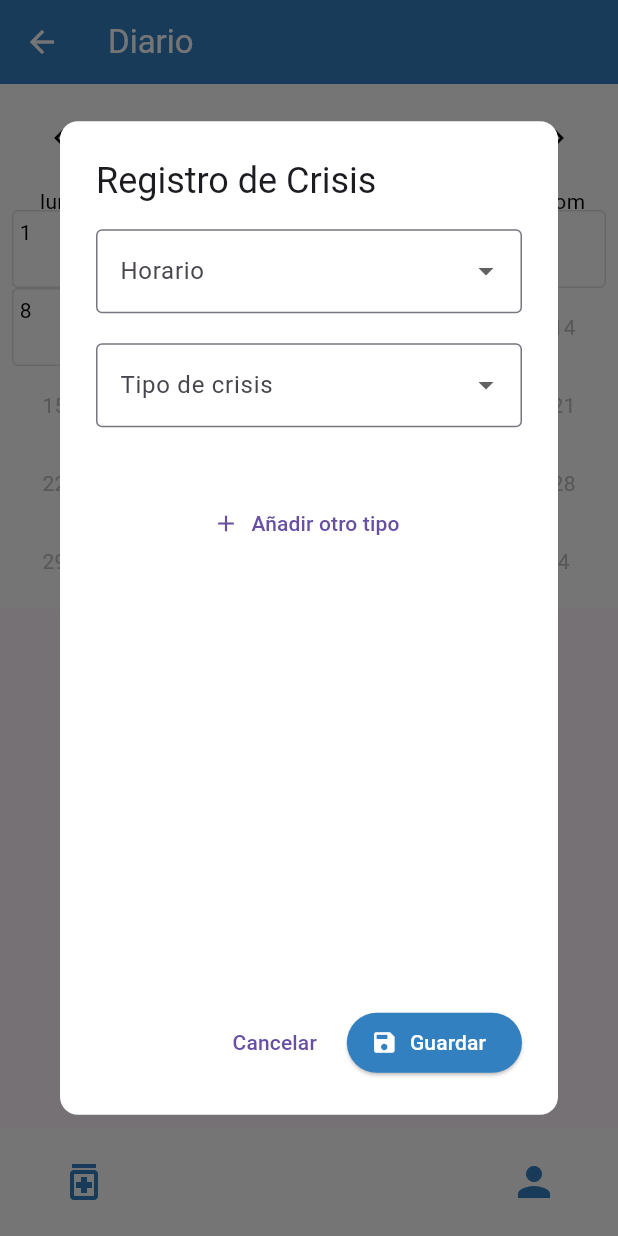
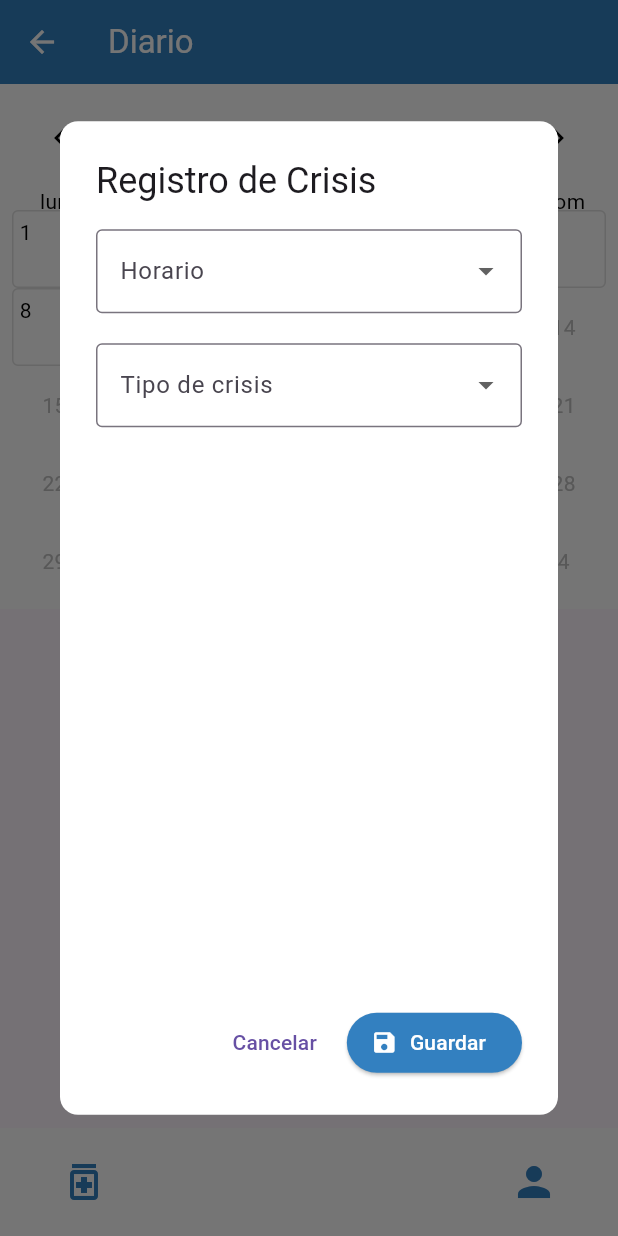
Before and after one commit to juanmarcos99/app, a Flutter app: the DiaryPage screen opened by its route, after a tap on "Añadir crisis", on a phone screen of 412 x 824 dp. Run offline on Flutter 3.47's test engine with Material 3 defaults, Android fonts, the phone set to English and light mode, and no system bars; drawn by our look-alikes of table_calendar; our stand-ins replace equatable, flutter_bloc, get_it, sqflite; accounts and stored records are empty.

Commit message:
se  esta haciendo el añadir crisis

```diff
--- a/lib/features/diary/data/diary_data.dart
+++ b/lib/features/diary/data/diary_data.dart
@@ -2,4 +2,4 @@ export 'models/crisis_model.dart';
 export 'models/crisis_detalle_model.dart';
 export 'datasources/crisis_local_data_source.dart';
 export 'datasources/crisis_detalle_local_data_source.dart';
-export 'repositories_impl/diary_repositories_impl.dart';
+export 'repositories_impl/crisis_repositories_impl.dart';
--- a/lib/features/diary/domain/diary_domain.dart
+++ b/lib/features/diary/domain/diary_domain.dart
@@ -2,3 +2,8 @@ export 'entities/crisis.dart';
 export 'entities/crisis_detail.dart';
 export 'repositories/crisis_repository.dart';
 export 'repositories/crisis_detail_repository.dart';
+export 'use_cases/crisis/register_crisis.dart';
+export 'use_cases/crisis/delete_crisis.dart';
+export 'use_cases/crisis/get_all_crisis_by_user.dart';
+export 'use_cases/crisis/get_crisis_by_date.dart';
+export 'use_cases/crisis/update_crisis.dart';
--- /dev/null
+++ b/lib/features/diary/ui/bloc/diary_bloc.dart
@@ -0,0 +1,56 @@
+import 'package:flutter_bloc/flutter_bloc.dart';
+import 'package:app/features/diary/ui/diary_ui.dart';
+import 'package:app/features/diary/domain/diary_domain.dart';
+
+
+class DiaryBloc extends Bloc<DiaryEvent, DiaryState> {
+  final RegisterCrisis registerCrisis;
+  final GetAllCrisisByUser getAllCrisisByUser;
+
+  // atributo interno para mantener el día seleccionado
+  DateTime selectedDay = DateTime.now();
+
+  DiaryBloc({
+    required this.registerCrisis,
+    required this.getAllCrisisByUser,
+  }) : super(DiaryInitial()) {
+    on<LoadCrisisEvent>(_onLoadCrisis);
+    on<AddCrisisEvent>(_onAddCrisis);
+    on<SelectDayEvent>(_onSelectDay);
+  }
+
+  Future<void> _onLoadCrisis(
+      LoadCrisisEvent event, Emitter<DiaryState> emit) async {
+    emit(DiaryLoading());
+    try {
+      final crises = await getAllCrisisByUser(event.userId);
+      emit(DiaryLoaded(crises: crises, selectedDay: selectedDay));
+    } catch (e) {
+      emit(DiaryError("Error cargando crisis: $e"));
+    }
+  }
+
+  Future<void> _onAddCrisis(
+      AddCrisisEvent event, Emitter<DiaryState> emit) async {
+    if (state is DiaryLoaded) {
+      try {
+        await registerCrisis(event.crisis); // guardar en BD
+        final current = state as DiaryLoaded;
+        final updated = List<Crisis>.from(current.crises)..add(event.crisis);
+
+        // usamos el atributo selectedDay
+        emit(DiaryLoaded(crises: updated, selectedDay: selectedDay));
+      } catch (e) {
+        emit(DiaryError("Error registrando crisis: $e"));
+      }
+    }
+  }
+
+  void _onSelectDay(SelectDayEvent event, Emitter<DiaryState> emit) {
+    selectedDay = event.day; // actualizamos el atributo
+    if (state is DiaryLoaded) {
+      final current = state as DiaryLoaded;
+      emit(DiaryLoaded(crises: current.crises, selectedDay: selectedDay));
+    }
+  }
+}
--- /dev/null
+++ b/lib/features/diary/ui/bloc/diary_events.dart
@@ -0,0 +1,34 @@
+import 'package:equatable/equatable.dart';
+import '../../domain/entities/crisis.dart';
+
+abstract class DiaryEvent extends Equatable {
+  @override
+  List<Object?> get props => [];
+}
+
+// cargar todas las crisis de un usuario
+class LoadCrisisEvent extends DiaryEvent {
+  final int userId;
+  LoadCrisisEvent(this.userId);
+
+  @override
+  List<Object?> get props => [userId];
+}
+
+// añadir una crisis nueva
+class AddCrisisEvent extends DiaryEvent {
+  final Crisis crisis;
+  AddCrisisEvent(this.crisis);
+
+  @override
+  List<Object?> get props => [crisis];
+}
+
+// seleccionar un día en el calendario
+class SelectDayEvent extends DiaryEvent {
+  final DateTime day;
+  SelectDayEvent(this.day);
+
+  @override
+  List<Object?> get props => [day];
+}
--- /dev/null
+++ b/lib/features/diary/ui/bloc/diary_states.dart
@@ -0,0 +1,29 @@
+import 'package:equatable/equatable.dart';
+import '../../domain/entities/crisis.dart';
+
+abstract class DiaryState extends Equatable {
+  @override
+  List<Object?> get props => [];
+}
+
+class DiaryInitial extends DiaryState {}
+
+class DiaryLoading extends DiaryState {}
+
+class DiaryLoaded extends DiaryState {
+  final List<Crisis> crises;
+  final DateTime selectedDay;
+
+  DiaryLoaded({required this.crises, required this.selectedDay});
+
+  @override
+  List<Object?> get props => [crises, selectedDay];
+}
+
+class DiaryError extends DiaryState {
+  final String message;
+  DiaryError(this.message);
+
+  @override
+  List<Object?> get props => [message];
+}
--- a/lib/features/diary/ui/diary_ui.dart
+++ b/lib/features/diary/ui/diary_ui.dart
@@ -3,3 +3,6 @@ export 'pages/dairy/widgets/table_calendar.dart';
 export 'pages/dairy/widgets/custom_actionb_button.dart';
 export 'pages/dairy/widgets/register_crisis_dialog.dart';
 export 'pages/dairy/widgets/register_efect_dialog.dart';
+export 'bloc/diary_bloc.dart';
+export 'bloc/diary_events.dart';
+export 'bloc/diary_states.dart';
--- a/lib/features/diary/ui/pages/dairy/dairy_screen.dart
+++ b/lib/features/diary/ui/pages/dairy/dairy_screen.dart
@@ -1,7 +1,8 @@
-import 'package:app/features/diary/ui/pages/dairy/widgets/register_crisis_dialog.dart';
 import 'package:flutter/material.dart';
 import 'package:app/features/diary/ui/diary_ui.dart';
+import 'package:app/features/diary/domain/diary_domain.dart';
 import 'package:app/core/theme/style/colors.dart';
+import 'package:flutter_bloc/flutter_bloc.dart';
 
 class DiaryPage extends StatelessWidget {
   const DiaryPage({super.key});
@@ -35,11 +36,28 @@ class DiaryPage extends StatelessWidget {
                     text: "Añadir crisis",
                     icon: Icons.add,
                     backgroundColor: AppColors.primary,
-                    onPressed: () {
-                      showDialog(
+
+                    onPressed: () async {
+                      // 1. Abrir el diálogo y esperar el detalle
+                      // 1. Abrir el diálogo y esperar el detalle
+                      final detalle = await showDialog<CrisisDetalle>(
                         context: context,
                         builder: (context) => const RegisterCrisisDialog(),
                       );
+                      // 2. Si el usuario guardó algo en el diálogo
+                      if (detalle != null) {
+                        final bloc = context.read<DiaryBloc>();
+                        final crisis = Crisis(
+                          id: null,
+                          fechaRegistro: DateTime.now(), // cuándo se registra
+                          fechaCrisis: bloc
+                              .selectedDay, // día que el usuario eligió en el calendario
+                          usuarioId: 1, // usuario actual
+                          detalles: [detalle], // lista con el detalle
+                        );
+                        // 4. Disparar el evento al Bloc
+                        bloc.add(AddCrisisEvent(crisis));
+                      }
                     },
                   ),
                   CustomActionButton(
--- a/lib/features/diary/ui/pages/dairy/widgets/register_crisis_dialog.dart
+++ b/lib/features/diary/ui/pages/dairy/widgets/register_crisis_dialog.dart
@@ -1,5 +1,6 @@
 import 'package:app/core/theme/style/colors.dart';
 import 'package:flutter/material.dart';
+import 'package:app/features/diary/dairy.dart'; // importa tu entidad
 
 class RegisterCrisisDialog extends StatefulWidget {
   const RegisterCrisisDialog({super.key});
@@ -27,15 +28,10 @@ class _RegisterCrisisDialogState extends State<RegisterCrisisDialog> {
   ];
 
   final cantidadController = TextEditingController();
-  final List<Map<String, TextEditingController>> otrosCampos = [];
 
   @override
   void dispose() {
     cantidadController.dispose();
-    for (var campo in otrosCampos) {
-      campo['descripcion']?.dispose();
-      campo['cantidad']?.dispose();
-    }
     super.dispose();
   }
 
@@ -46,17 +42,14 @@ class _RegisterCrisisDialogState extends State<RegisterCrisisDialog> {
       shape: RoundedRectangleBorder(borderRadius: BorderRadius.circular(12)),
       title: const Text("Registro de Crisis"),
       content: SizedBox(
-        width: MediaQuery.of(context).size.width * 0.9, // más ancho
-        height: MediaQuery.of(context).size.height * 0.6, // más alto
+        width: MediaQuery.of(context).size.width * 0.9,
+        height: MediaQuery.of(context).size.height * 0.6,
         child: SingleChildScrollView(
           child: Column(
             children: [
-              // Horario
               DropdownButtonFormField<String>(
                 value: horario,
-                items: horarios.map((h) {
-                  return DropdownMenuItem(value: h, child: Text(h));
-                }).toList(),
+                items: horarios.map((h) => DropdownMenuItem(value: h, child: Text(h))).toList(),
                 onChanged: (value) => setState(() => horario = value),
                 decoration: const InputDecoration(
                   labelText: "Horario",
@@ -65,17 +58,10 @@ class _RegisterCrisisDialogState extends State<RegisterCrisisDialog> {
               ),
               const SizedBox(height: 20),
 
-              // Tipo de crisis (desplegable)
               DropdownButtonFormField<String>(
                 value: tipoSeleccionado,
-                items: tiposCrisis.map((t) {
-                  return DropdownMenuItem(value: t, child: Text(t));
-                }).toList(),
-                onChanged: (value) {
-                  setState(() {
-                    tipoSeleccionado = value;
-                  });
-                },
+                items: tiposCrisis.map((t) => DropdownMenuItem(value: t, child: Text(t))).toList(),
+                onChanged: (value) => setState(() => tipoSeleccionado = value),
                 decoration: const InputDecoration(
                   labelText: "Tipo de crisis",
                   border: OutlineInputBorder(),
@@ -83,7 +69,6 @@ class _RegisterCrisisDialogState extends State<RegisterCrisisDialog> {
               ),
               const SizedBox(height: 20),
 
-              // Campo de cantidad (solo aparece si se eligió un tipo)
               if (tipoSeleccionado != null)
                 TextFormField(
                   controller: cantidadController,
@@ -93,60 +78,6 @@ class _RegisterCrisisDialogState extends State<RegisterCrisisDialog> {
                     border: const OutlineInputBorder(),
                   ),
                 ),
-
-              const SizedBox(height: 20),
-
-              // Campos dinámicos (otros tipos añadidos manualmente)
-              for (var i = 0; i < otrosCampos.length; i++)
-                Padding(
-                  padding: const EdgeInsets.only(bottom: 12.0),
-                  child: Row(
-                    children: [
-                      Expanded(
-                        flex: 2,
-                        child: TextFormField(
-                          controller: otrosCampos[i]['descripcion'],
-                          decoration: const InputDecoration(
-                            labelText: "Descripción",
-                            border: OutlineInputBorder(),
-                          ),
-                        ),
-                      ),
-                      const SizedBox(width: 10),
-                      Expanded(
-                        flex: 1,
-                        child: TextFormField(
-                          controller: otrosCampos[i]['cantidad'],
-                          keyboardType: TextInputType.number,
-                          decoration: const InputDecoration(
-                            labelText: "Cantidad",
-                            border: OutlineInputBorder(),
-                          ),
-                        ),
-                      ),
-                      IconButton(
-                        icon: const Icon(Icons.delete, color: Colors.red),
-                        onPressed: () {
-                          setState(() {
-                            otrosCampos.removeAt(i);
-                          });
-                        },
-                      ),
-                    ],
-                  ),
-                ),
-              TextButton.icon(
-                onPressed: () {
-                  setState(() {
-                    otrosCampos.add({
-                      "descripcion": TextEditingController(),
-                      "cantidad": TextEditingController(),
-                    });
-                  });
-                },
-                icon: const Icon(Icons.add),
-                label: const Text("Añadir otro tipo"),
-              ),
             ],
           ),
         ),
@@ -158,22 +89,29 @@ class _RegisterCrisisDialogState extends State<RegisterCrisisDialog> {
         ),
         ElevatedButton.icon(
           onPressed: () {
-            final horarioSel = horario ?? "";
-            final tipoSel = tipoSeleccionado ?? "";
-            final cantidad = cantidadController.text.trim();
+            // Validar campos
+            if (horario == null || tipoSeleccionado == null || cantidadController.text.isEmpty) {
+              ScaffoldMessenger.of(context).showSnackBar(
+                const SnackBar(content: Text("Completa todos los campos")),
+              );
+              return;
+            }
 
-            print("Horario: $horarioSel, Tipo: $tipoSel, Cantidad: $cantidad");
+            // Construir CrisisDetalle
+            final detalle = CrisisDetalle(
+              id: null,
+              crisisId: 0, // se asignará al guardar la Crisis
+              horario: horario!,
+              tipo: tipoSeleccionado!,
+              cantidad: int.tryParse(cantidadController.text.trim()) ?? 0,
+            );
 
-            Navigator.pop(context);
+            // Devolverlo al que abrió el diálogo
+            Navigator.pop(context, detalle);
           },
           icon: const Icon(Icons.save, color: AppColors.white),
-          label: const Text(
-            "Guardar",
-            style: TextStyle(color: AppColors.white),
-          ),
-          style: ElevatedButton.styleFrom(
-            backgroundColor: AppColors.primary,
-          ),
+          label: const Text("Guardar", style: TextStyle(color: AppColors.white)),
+          style: ElevatedButton.styleFrom(backgroundColor: AppColors.primary),
         ),
       ],
     );
--- a/lib/features/diary/ui/pages/dairy/widgets/table_calendar.dart
+++ b/lib/features/diary/ui/pages/dairy/widgets/table_calendar.dart
@@ -1,6 +1,9 @@
 import 'package:flutter/material.dart';
 import 'package:table_calendar/table_calendar.dart';
 import 'package:app/core/theme/style/colors.dart';
+import 'package:flutter_bloc/flutter_bloc.dart';
+import 'package:app/features/diary/ui/diary_ui.dart';
+
 
 class DiaryCalendar extends StatefulWidget {
   const DiaryCalendar({super.key});
@@ -21,17 +24,19 @@ class _DiaryCalendarState extends State<DiaryCalendar> {
       child: TableCalendar(
         locale: 'es_ES',
         firstDay: DateTime.utc(2020, 1, 1),
-        lastDay: DateTime.now(), // 👈 límite: hoy
+        lastDay: DateTime.now(), // límite: hoy
         focusedDay: focusedDay,
         selectedDayPredicate: (day) => isSameDay(selectedDay, day),
         onDaySelected: (day, newFocusedDay) {
-          // 👇 validamos que no sea un día futuro
+          // validamos que no sea un día futuro
           if (day.isAfter(DateTime.now())) return;
 
           setState(() {
             selectedDay = day;
             focusedDay = day;
           });
+          // avisar al Bloc
+          context.read<DiaryBloc>().add(SelectDayEvent(day));
         },
         calendarFormat: CalendarFormat.month,
         startingDayOfWeek: StartingDayOfWeek.monday,
```
Also changed, not shown: lib/features/diary/diary_injection.dart (+42 -0 lines), lib/features/auth/auth_injection.dart (indentation only), lib/features/diary/data/repositories_impl/crisis_repositories_impl.dart (renamed from lib/features/diary/data/repositories_impl/diary_repositories_impl.dart).
